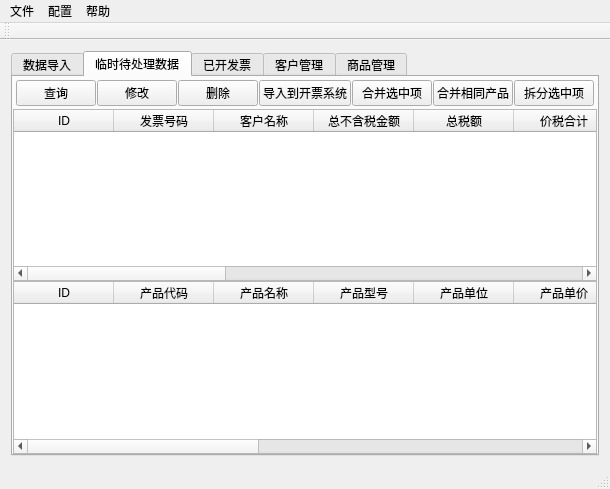
lcw2004/fapiao, file src/invoice/gui/mainwindow.ui: the form before one commit.
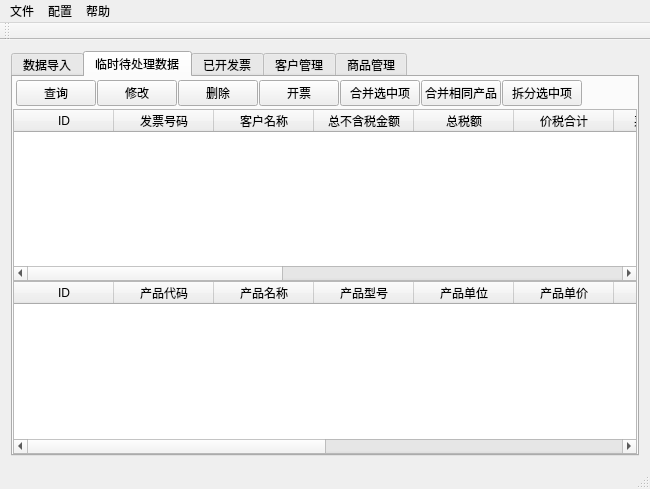
The form after the commit. Icons and pictures are not drawn.

Commit message: 修改UI

What changed in the file:
```diff
--- a/src/invoice/gui/mainwindow.ui
+++ b/src/invoice/gui/mainwindow.ui
@@ -6,7 +6,7 @@
    <rect>
     <x>0</x>
     <y>0</y>
-    <width>584</width>
+    <width>650</width>
     <height>489</height>
    </rect>
   </property>
@@ -196,7 +196,7 @@
           <item>
            <widget class="QPushButton" name="invoince_import_xml_btn">
             <property name="text">
-             <string>导入到开票系统</string>
+             <string>开票</string>
             </property>
             <property name="icon">
              <iconset>
@@ -541,7 +541,7 @@
     <rect>
      <x>0</x>
      <y>0</y>
-     <width>584</width>
+     <width>650</width>
      <height>23</height>
     </rect>
    </property>
```
The commit also changes 1 other file.
